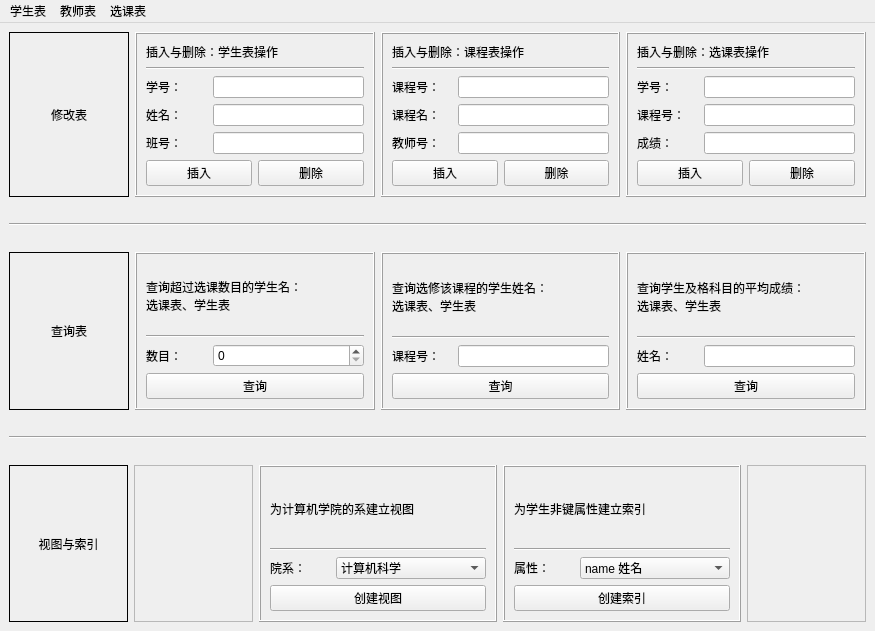
First picture: the form in lab1/gui.ui, repository HIT-SCIR-chichi/hit_db_lab, before the edit.
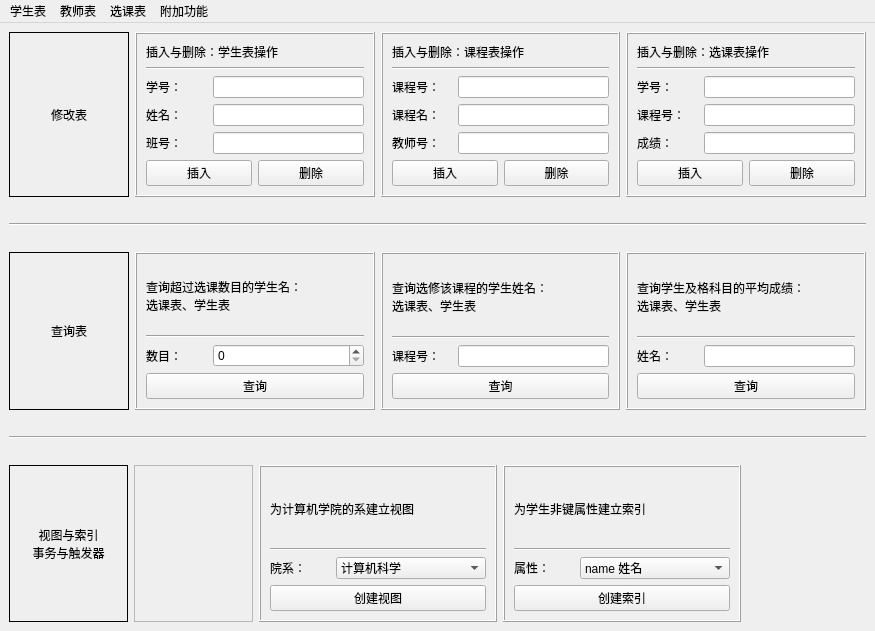
Second picture: the form after the edit.

Commit message: 准备实现事务管理

```diff
--- a/lab1/gui.ui
+++ b/lab1/gui.ui
@@ -744,7 +744,8 @@
          <enum>QFrame::Box</enum>
         </property>
         <property name="text">
-         <string>视图与索引</string>
+         <string>视图与索引
+事务与触发器</string>
         </property>
         <property name="alignment">
          <set>Qt::AlignCenter</set>
@@ -943,11 +944,12 @@
          </sizepolicy>
         </property>
         <property name="frameShape">
-         <enum>QFrame::StyledPanel</enum>
+         <enum>QFrame::NoFrame</enum>
         </property>
         <property name="frameShadow">
          <enum>QFrame::Raised</enum>
         </property>
+        <layout class="QVBoxLayout" name="verticalLayout_10"/>
        </widget>
       </item>
      </layout>
@@ -978,9 +980,17 @@
      <string>选课表</string>
     </property>
    </widget>
+   <widget class="QMenu" name="menu_more">
+    <property name="title">
+     <string>附加功能</string>
+    </property>
+    <addaction name="action_transaction"/>
+    <addaction name="action_trigger"/>
+   </widget>
    <addaction name="stu_menu"/>
    <addaction name="teacher_menu"/>
    <addaction name="sc_menu"/>
+   <addaction name="menu_more"/>
   </widget>
   <action name="action1">
    <property name="text">
```
Left out of the diff: 44 changed lines with no effect on the pictures. The commit also changes 6 other files.
